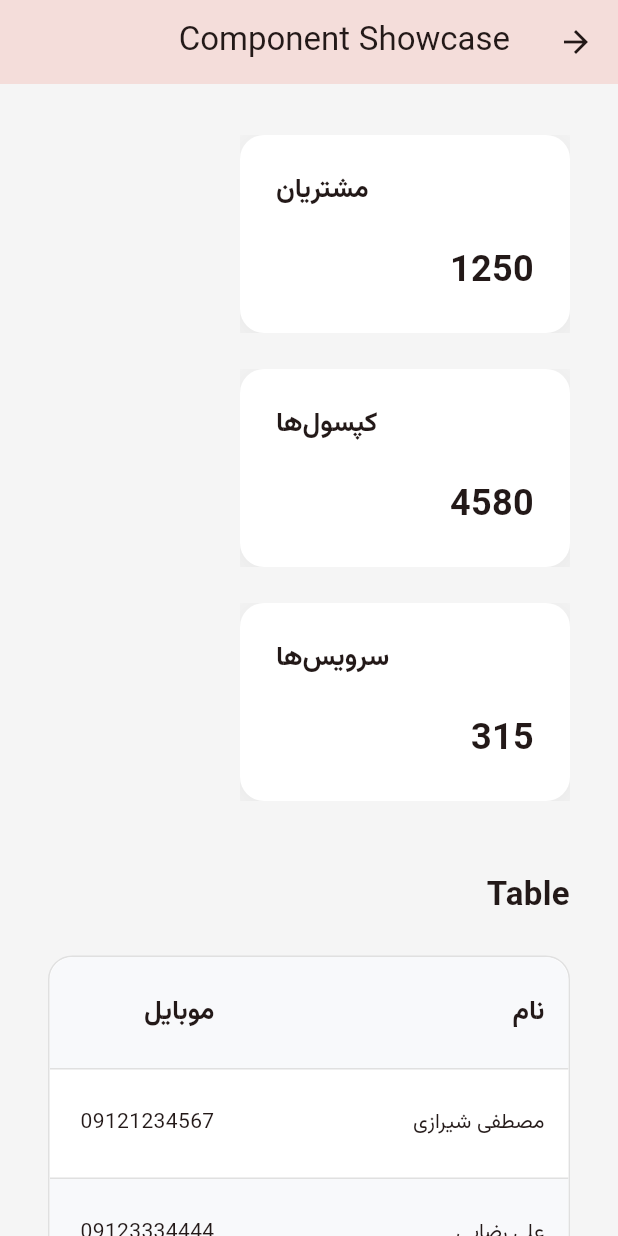
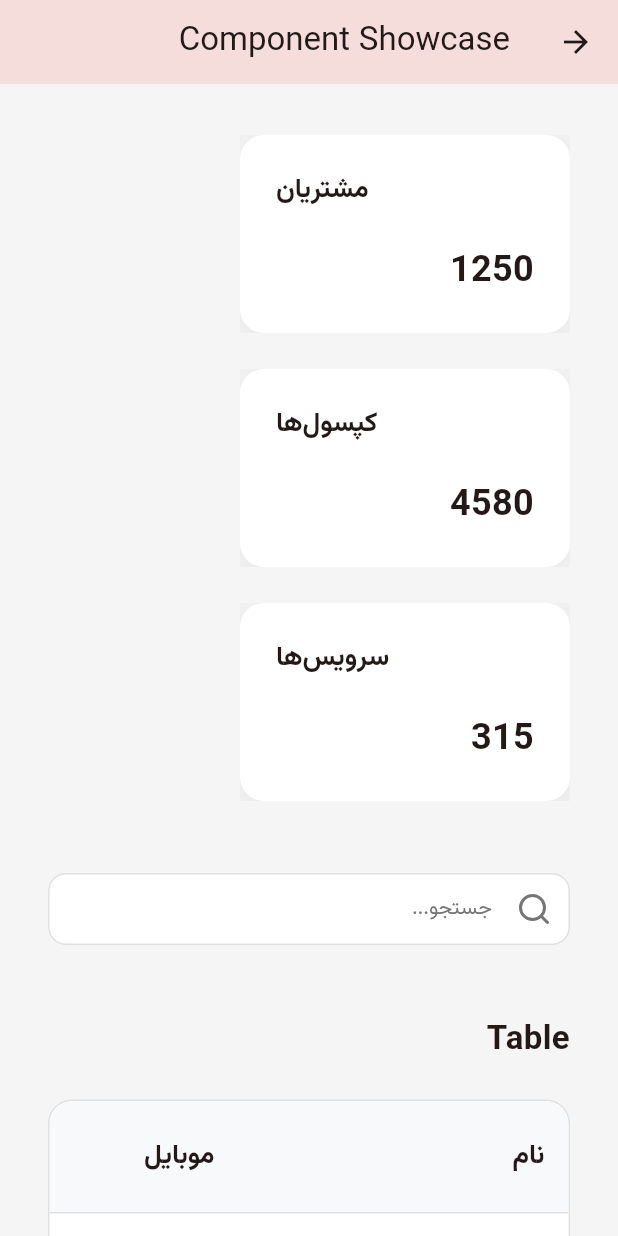
Before and after one commit to schirasi93m/Fes, a Flutter app: the ComponentShowcase screen opened directly, scrolled down 1728 dp, on a phone screen of 412 x 824 dp. Run offline on Flutter 3.47's test engine with Material 3 defaults, Android fonts, the phone set to English and light mode, and no system bars; our stand-ins replace lucide_icons_flutter; missing offline and left inert: persian_datetime_picker; statements that could not run were skipped.

Commit message:
1405-04-26 customerDialog

```diff
--- /dev/null
+++ b/lib/core/widgets/app_dialog/app_dialog.dart
@@ -0,0 +1,20 @@
+import 'package:flutter/material.dart';
+
+class AppDialog {
+  static Future<T?> show<T>({
+    required BuildContext context,
+    required Widget child,
+    String? title,
+  }) {
+    return showDialog<T>(
+      context: context,
+      barrierDismissible: false,
+      builder: (_) {
+        return AlertDialog(
+          title: title != null ? Text(title) : null,
+          content: child,
+        );
+      },
+    );
+  }
+}
--- a/lib/core/widgets/app_search_box.dart
+++ b/lib/core/widgets/app_search_box.dart
@@ -7,7 +7,7 @@ import '../theme/app_sizes.dart';
 import '../theme/app_spacing.dart';
 import '../theme/app_text_style.dart';
 
-class AppSearchBox extends StatelessWidget {
+class AppSearchBox extends StatefulWidget {
   final TextEditingController controller;
   final String hintText;
   final ValueChanged<String>? onChanged;
@@ -22,15 +22,48 @@ class AppSearchBox extends StatelessWidget {
   });
 
   @override
+  State<AppSearchBox> createState() => _AppSearchBoxState();
+}
+
+class _AppSearchBoxState extends State<AppSearchBox> {
+  @override
+  void initState() {
+    super.initState();
+    // با هر تغییر متن (حتی برنامه‌ای، نه فقط تایپ کاربر) دوباره build میشه
+    // تا آیکون × همیشه با وضعیت واقعی controller هماهنگ بمونه.
+    widget.controller.addListener(_onControllerChanged);
+  }
+
+  @override
+  void didUpdateWidget(covariant AppSearchBox oldWidget) {
+    super.didUpdateWidget(oldWidget);
+    if (oldWidget.controller != widget.controller) {
+      oldWidget.controller.removeListener(_onControllerChanged);
+      widget.controller.addListener(_onControllerChanged);
+    }
+  }
+
+  @override
+  void dispose() {
+    widget.controller.removeListener(_onControllerChanged);
+    super.dispose();
+  }
+
+  void _onControllerChanged() {
+    // فقط برای rebuild کردن خود ویجت لازمه، چیزی داخلش تغییر نمی‌کنه.
+    setState(() {});
+  }
+
+  @override
   Widget build(BuildContext context) {
     return SizedBox(
       height: AppSizes.textFieldHeight,
       child: TextField(
-        controller: controller,
-        onChanged: onChanged,
+        controller: widget.controller,
+        onChanged: widget.onChanged,
         style: AppTextStyles.bodyMedium,
         decoration: InputDecoration(
-          hintText: hintText,
+          hintText: widget.hintText,
 
           hintStyle: AppTextStyles.bodyMedium.copyWith(
             color: AppColors.textSecondary,
@@ -41,14 +74,14 @@ class AppSearchBox extends StatelessWidget {
 
           prefixIcon: Icon(AppIcons.search, color: AppColors.textSecondary),
 
-          suffixIcon: controller.text.isNotEmpty
+          suffixIcon:widget. controller.text.isNotEmpty
               ? IconButton(
                   icon: Icon(AppIcons.close, color: AppColors.textSecondary),
                   onPressed: () {
-                    controller.clear();
+                    widget. controller.clear();
 
-                    if (onClear != null) {
-                      onClear!();
+                    if (widget. onClear != null) {
+                      widget. onClear!();
                     }
                   },
                 )
--- a/lib/core/widgets/app_table/app_table.dart
+++ b/lib/core/widgets/app_table/app_table.dart
@@ -2,8 +2,10 @@ import 'package:flutter/material.dart';
 import 'package:new_project_fes/core/models/app_table_column.dart';
 import 'package:new_project_fes/core/theme/app_colors.dart';
 import 'package:new_project_fes/core/theme/app_radius.dart';
-import 'package:new_project_fes/core/theme/app_spacing.dart';
 import 'package:new_project_fes/core/theme/app_text_style.dart';
+
+import 'app_table_cell.dart';
+import 'app_table_row.dart';
 
 class AppTable extends StatelessWidget {
   final List<AppTableColumn> columns;
@@ -37,15 +39,9 @@ class AppTable extends StatelessWidget {
       color: AppColors.tableAlternateRow,
       child: Row(
         children: columns.map((column) {
-          return SizedBox(
+          return AppTableCell(
             width: column.width,
-            child: Padding(
-              padding: const EdgeInsets.symmetric(
-                horizontal: AppSpacing.md,
-                vertical: AppSpacing.lg,
-              ),
-              child: Text(column.title, style: AppTextStyles.titleMedium),
-            ),
+            child: Text(column.title, style: AppTextStyles.titleMedium),
           );
         }).toList(),
       ),
@@ -54,45 +50,11 @@ class AppTable extends StatelessWidget {
 
   Widget _buildBody() {
     return Column(
-      children: List.generate(rows.length, (rowIndex) {
-        final row = rows[rowIndex];
-
-        return MouseRegion(
-          child: StatefulBuilder(
-            builder: (context, setState) {
-              bool hovering = false;
-
-              return MouseRegion(
-                onEnter: (_) => setState(() => hovering = true),
-                onExit: (_) => setState(() => hovering = false),
-                child: AnimatedContainer(
-                  duration: const Duration(milliseconds: 150),
-                  decoration: BoxDecoration(
-                    color: hovering
-                        ? AppColors.sidebarItemBackground
-                        : rowIndex.isEven
-                        ? AppColors.surface
-                        : AppColors.tableAlternateRow,
-                    border: Border(top: BorderSide(color: AppColors.border)),
-                  ),
-                  child: Row(
-                    children: List.generate(columns.length, (columnIndex) {
-                      return SizedBox(
-                        width: columns[columnIndex].width,
-                        child: Padding(
-                          padding: const EdgeInsets.symmetric(
-                            horizontal: AppSpacing.md,
-                            vertical: AppSpacing.lg,
-                          ),
-                          child: row[columnIndex],
-                        ),
-                      );
-                    }),
-                  ),
-                ),
-              );
-            },
-          ),
+      children: List.generate(rows.length, (index) {
+        return AppTableRow(
+          row: rows[index],
+          columns: columns,
+          isEven: index.isEven,
         );
       }),
     );
--- /dev/null
+++ b/lib/core/widgets/app_table/app_table_cell.dart
@@ -0,0 +1,28 @@
+import 'package:flutter/material.dart';
+import '../../theme/app_spacing.dart';
+
+class AppTableCell extends StatelessWidget {
+  final double width;
+  final Widget child;
+  final Alignment alignment;
+
+  const AppTableCell({
+    super.key,
+    required this.width,
+    required this.child,
+    this.alignment = Alignment.centerRight,
+  });
+
+  @override
+  Widget build(BuildContext context) {
+    return Container(
+      width: width,
+      alignment: alignment,
+      padding: const EdgeInsets.symmetric(
+        horizontal: AppSpacing.md,
+        vertical: AppSpacing.lg,
+      ),
+      child: child,
+    );
+  }
+}
--- /dev/null
+++ b/lib/core/widgets/app_table/app_table_row.dart
@@ -0,0 +1,54 @@
+import 'package:flutter/material.dart';
+
+import '../../models/app_table_column.dart';
+import '../../theme/app_colors.dart';
+import 'app_table_cell.dart';
+
+class AppTableRow extends StatefulWidget {
+  final List<Widget> row;
+  final List<AppTableColumn> columns;
+  final bool isEven;
+
+  const AppTableRow({
+    super.key,
+    required this.row,
+    required this.columns,
+    required this.isEven,
+  });
+
+  @override
+  State<AppTableRow> createState() => _AppTableRowState();
+}
+
+class _AppTableRowState extends State<AppTableRow> {
+  bool hovering = false;
+
+  @override
+  Widget build(BuildContext context) {
+    return MouseRegion(
+      onEnter: (_) => setState(() => hovering = true),
+      onExit: (_) => setState(() => hovering = false),
+      child: AnimatedContainer(
+        duration: const Duration(milliseconds: 150),
+        decoration: BoxDecoration(
+          color: hovering
+              ? AppColors.tableRowSelected
+              : widget.isEven
+                  ? AppColors.surface
+                  : AppColors.tableAlternateRow,
+          border: Border(
+            top: BorderSide(color: AppColors.border),
+          ),
+        ),
+        child: Row(
+          children: List.generate(widget.columns.length, (index) {
+            return AppTableCell(
+              width: widget.columns[index].width,
+              child: widget.row[index],
+            );
+          }),
+        ),
+      ),
+    );
+  }
+}
--- a/lib/playground/component_playground.dart
+++ b/lib/playground/component_playground.dart
@@ -12,15 +12,17 @@ import 'package:new_project_fes/core/widgets/app_text_field.dart';
 import 'package:new_project_fes/core/widgets/status_badge.dart';
 import 'package:new_project_fes/core/theme/app_icons.dart';
 
+import 'package:new_project_fes/core/widgets/app_search_box.dart';
+
 class ComponentShowcase extends StatefulWidget {
   const ComponentShowcase({super.key});
-
   @override
   State<ComponentShowcase> createState() => _ComponentShowcaseState();
 }
 
 class _ComponentShowcaseState extends State<ComponentShowcase> {
   int? selectedType = 2;
+  final TextEditingController searchController = TextEditingController();
 
   @override
   Widget build(BuildContext context) {
@@ -256,6 +258,11 @@ class _ComponentShowcaseState extends State<ComponentShowcase> {
             //-------------------------------------
             //     Table
             //---------------------------------------
+            AppSearchBox(controller: searchController!),
+            const SizedBox(height: AppSpacing.xxl),
+            //-------------------------------------
+            //     Table
+            //---------------------------------------
             _title("Table"),
 
             AppTable(
```
Also changed, not shown: lib/features/customers/pages/customers_page.dart (+26 -8 lines), lib/features/customers/widgets/customer_form_dialog.dart (added, +67 -0 lines).
